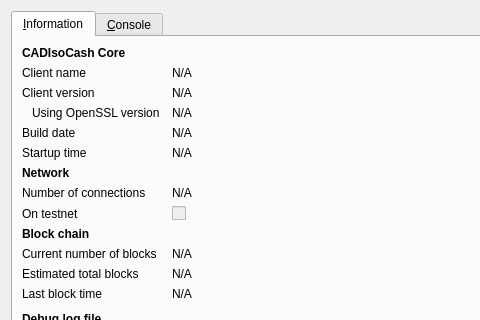
First picture: the form in src/qt/forms/rpcconsole.ui, repository minersc/msc, before the edit; both pictures show x 0 to 480 and y 0 to 320 of the 740 by 450 pixel window.
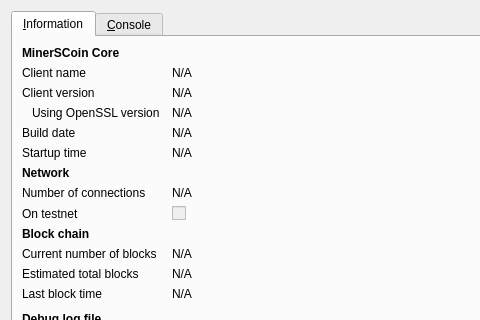
Second picture: the form after the edit. Icons and pictures are not drawn.

Diff of the .ui file:
```diff
--- a/src/qt/forms/rpcconsole.ui
+++ b/src/qt/forms/rpcconsole.ui
@@ -36,7 +36,7 @@
           </font>
          </property>
          <property name="text">
-          <string>CADIsoCash Core</string>
+          <string>MinerSCoin Core</string>
          </property>
         </widget>
        </item>
```
Left out of the diff: 6 changed lines with no effect on the pictures.
